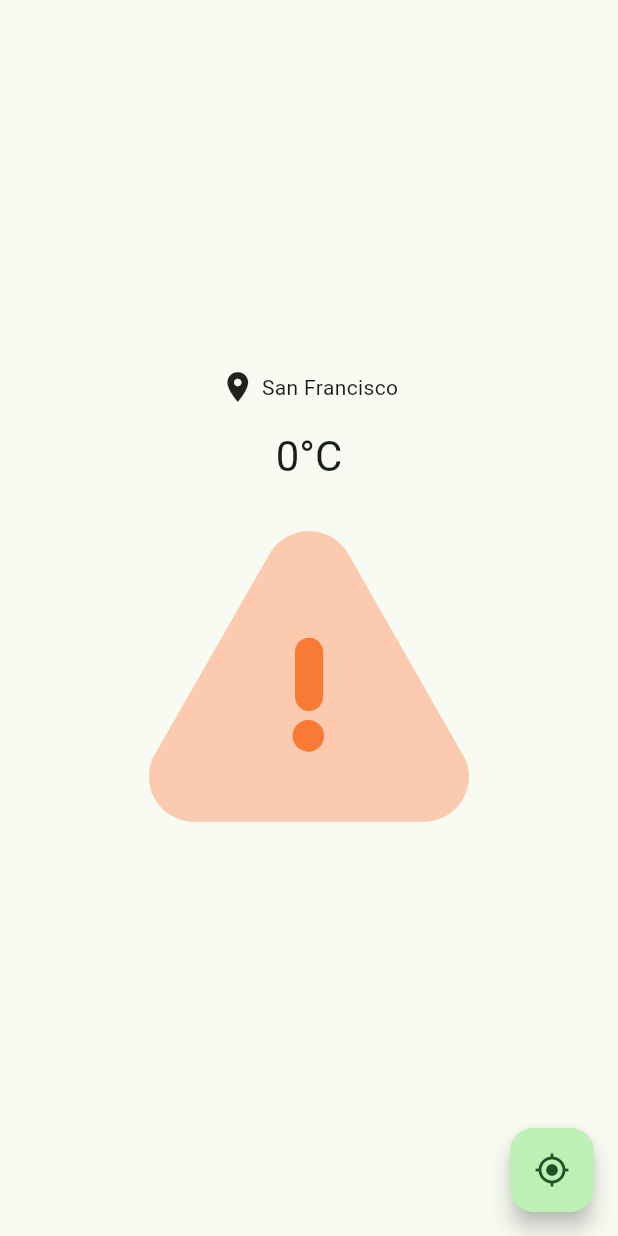
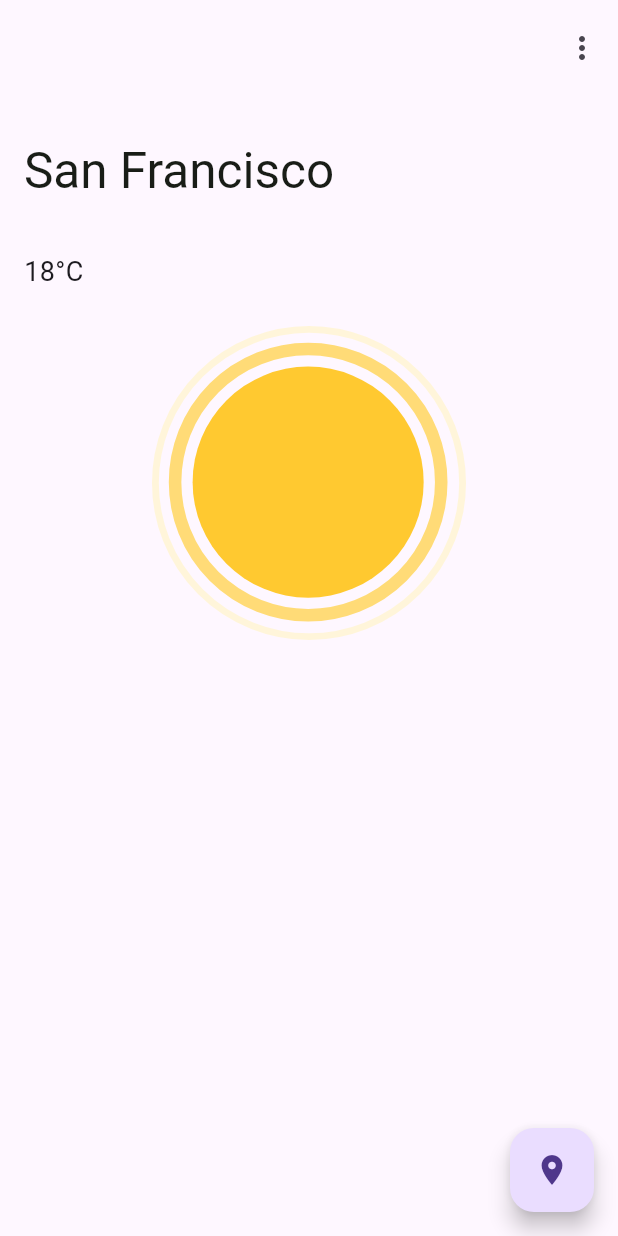
Before and after one commit to dalu-wins/weather-app, a Flutter app: the screen it shows after launch, on a phone screen of 412 x 824 dp. Run offline on Flutter 3.47's test engine with Material 3 defaults, Android fonts, the phone set to English and light mode, and no system bars; our stand-ins replace geocoding, geolocator, lottie, weather; statements that could not run were skipped.

Commit message:
refactored code & ui change

```diff
--- /dev/null
+++ b/lib/home_page.dart
@@ -0,0 +1,9 @@
+import 'package:flutter/material.dart';
+import 'package:weather_app/home_page_state.dart';
+
+class MyHomePage extends StatefulWidget {
+  const MyHomePage({super.key});
+
+  @override
+  State<MyHomePage> createState() => MyHomePageState();
+}
--- /dev/null
+++ b/lib/home_page_state.dart
@@ -0,0 +1,89 @@
+import 'package:flutter/material.dart';
+import 'package:lottie/lottie.dart';
+import 'package:weather_app/home_page.dart';
+import 'package:weather_app/weather_handler.dart';
+
+class MyHomePageState extends State<MyHomePage> {
+  final WeatherHandler weatherHandler = WeatherHandler();
+
+  String _city = "San Francisco";
+  int _temp = 18;
+  LottieBuilder _condition = Lottie.asset("assets/clear.json");
+
+  @override
+  Widget build(BuildContext context) {
+    return MaterialApp(
+      debugShowCheckedModeBanner: false,
+      home: Scaffold(
+        body: buildBody(context),
+        floatingActionButton: buildFAB(),
+      ),
+    );
+  }
+
+  FloatingActionButton buildFAB() {
+    return FloatingActionButton(
+      child: const Icon(Icons.location_on),
+      onPressed: () => {updateWeatherInfo()},
+    );
+  }
+
+  Future<void> updateWeatherInfo() async {
+    var (city, temp, condition) = await weatherHandler.getWeather();
+    setState(() {
+      _city = city;
+      _temp = temp;
+      _condition = condition;
+    });
+  }
+
+  CustomScrollView buildBody(BuildContext context) {
+    return CustomScrollView(
+      slivers: <Widget>[
+        SliverAppBar.large(
+          pinned: true,
+          actions: [
+            IconButton(
+              icon: const Icon(
+                Icons.more_vert,
+              ),
+              onPressed: () {
+                // do something
+              },
+            )
+          ],
+          flexibleSpace: FlexibleSpaceBar(
+            titlePadding: EdgeInsets.all(16),
+            centerTitle: false,
+            collapseMode: CollapseMode.none,
+            title: Text(
+              _city,
+              style: TextStyle(
+                color: Theme.of(context).colorScheme.onBackground,
+              ),
+            ),
+          ),
+        ),
+        SliverFillRemaining(
+          hasScrollBody: false,
+          fillOverscroll: true,
+          child: Padding(
+            padding: const EdgeInsets.all(16.0),
+            child: Column(
+              children: [
+                Align(
+                  alignment: Alignment.topLeft,
+                  child: Text(
+                    "$_temp°C",
+                    style: TextStyle(fontSize: 18),
+                  ),
+                ),
+                _condition,
+              ],
+            ),
+          ),
+        ),
+      ],
+    );
+  }
+}
--- a/lib/main.dart
+++ b/lib/main.dart
@@ -1,106 +1,21 @@
 import 'package:flutter/material.dart';
-import 'package:flutter/services.dart';
-import 'package:lottie/lottie.dart';
-import 'weather_handler.dart';
+import 'package:weather_app/home_page.dart';
 
-void main() {
-  runApp(const MyApp());
-}
+void main() => runApp(const WeatherApp());
 
-class MyApp extends StatelessWidget {
-  const MyApp({super.key});
+class WeatherApp extends StatelessWidget {
+  const WeatherApp({super.key});
 
   @override
   Widget build(BuildContext context) {
     return MaterialApp(
-      title: 'Flutter Weather',
+      title: 'Weather App',
       debugShowCheckedModeBanner: false,
       theme: ThemeData(
         colorScheme: ColorScheme.fromSeed(seedColor: Colors.green),
         useMaterial3: true,
       ),
-      home: const MyHomePage(title: 'Weather'),
+      home: const MyHomePage(),
     );
   }
 }
-
-class MyHomePage extends StatefulWidget {
-  const MyHomePage({super.key, required this.title});
-
-  final String title;
-
-  @override
-  State<MyHomePage> createState() => _MyHomePageState();
-}
-
-class _MyHomePageState extends State<MyHomePage> {
-  WeatherHandler weatherHandler = WeatherHandler();
-  int _temp = 0;
-  String _city = "San Francisco";
-  LottieBuilder _condition = Lottie.asset("./assets/alert.json");
-
-  Future<void> _locate() async {
-    var (city, temp, condition) = await weatherHandler.getWeather();
-    setState(() {
-      _city = city;
-      _temp = temp;
-      _condition = condition;
-    });
-  }
-
-  Center configBody() {
-    return Center(
-      child: Column(
-        mainAxisAlignment: MainAxisAlignment.center,
-        children: <Widget>[
-          Row(
-            mainAxisAlignment: MainAxisAlignment.center,
-            children: [
-              const Padding(
-                  padding: EdgeInsets.only(
-                    right: 4,
-                  ),
-                  child: Icon(Icons.location_on)),
-              Text(
-                _city,
-              ),
-            ],
-          ),
-          Padding(
-            padding: const EdgeInsets.only(
-              top: 16,
-            ),
-            child: Text(
-              '$_temp°C',
-              style: Theme.of(context).textTheme.headlineMedium,
-            ),
-          ),
-          _condition,
-        ],
-      ),
-    );
-  }
-
-  FloatingActionButton configFAB() {
-    return FloatingActionButton(
-      onPressed: _locate,
-      tooltip: 'Locate',
-      child: const Icon(Icons.gps_fixed),
-    );
-  }
-
-  @override
-  Widget build(BuildContext context) {
-    SystemChrome.setSystemUIOverlayStyle(
-      SystemUiOverlayStyle(
-          statusBarIconBrightness: Brightness.dark,
-          systemNavigationBarColor: Theme.of(context).colorScheme.background,
-          statusBarColor: Theme.of(context).colorScheme.background),
-    );
-
-    return Scaffold(
-      body: configBody(),
-      floatingActionButton: configFAB(),
-    );
-  }
-}
```
